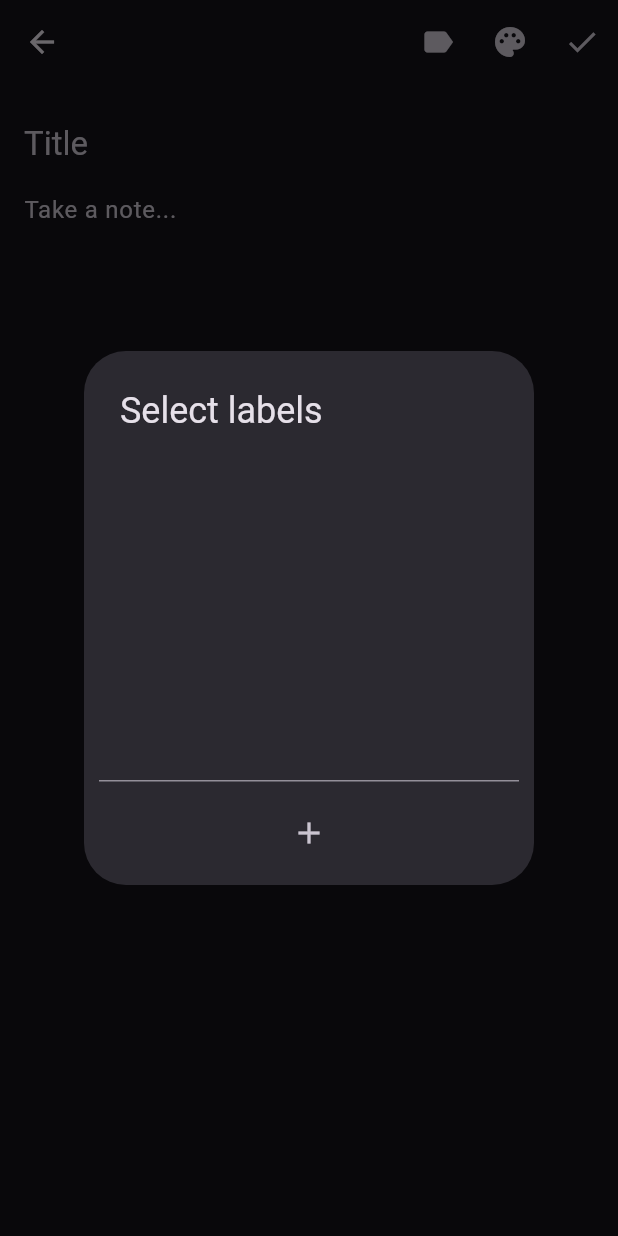
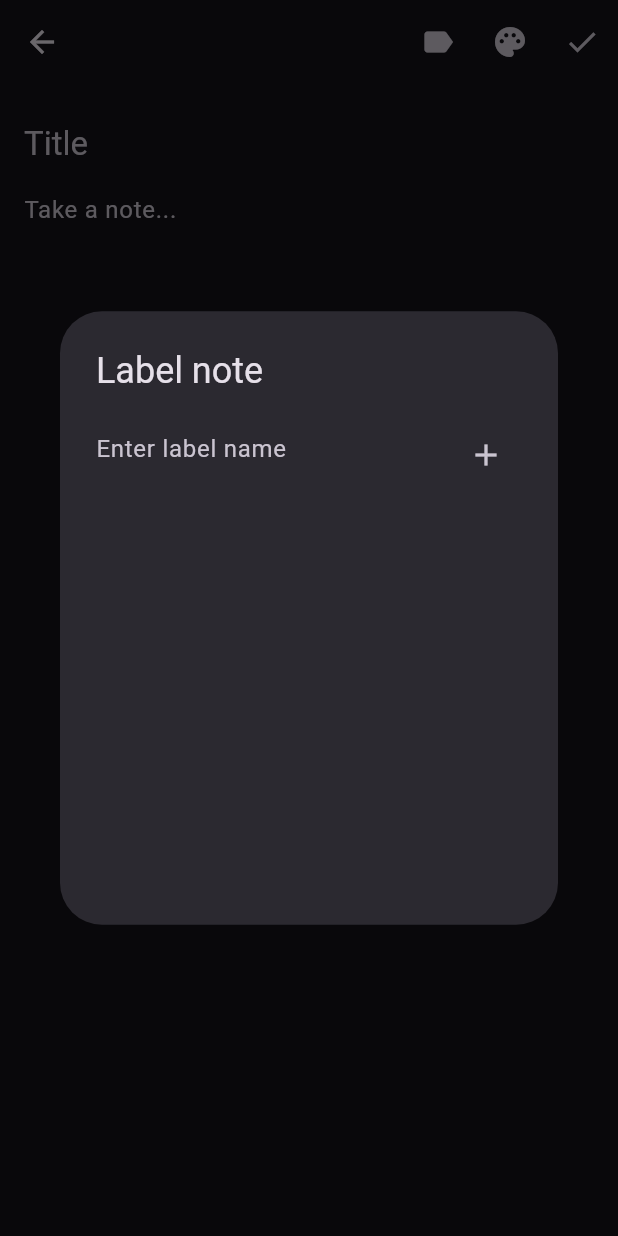
Before and after one commit to pradoRebeca/todo_app, a Flutter app: the EditNoteScreen screen opened directly, after a tap on the "label" icon, on a phone screen of 412 x 824 dp. Run offline on Flutter 3.47's test engine with Material 3 defaults, Android fonts, the phone set to English and light mode, and no system bars.

Commit message:
feat: label_card and add_label_card modify for two different screens

```diff
--- a/lib/components/add_label_card.dart
+++ b/lib/components/add_label_card.dart
@@ -4,8 +4,9 @@ import 'package:tasks_list/model/label_model.dart';
 import 'package:tasks_list/repository/label_repository.dart';
 
 class AddLabelCard extends StatefulWidget {
-  final bool? layoutInCheckbox;
-  const AddLabelCard({super.key, this.layoutInCheckbox});
+  const AddLabelCard({
+    super.key,
+  });
 
   @override
   State<AddLabelCard> createState() => _AddLabelCardState();
@@ -18,43 +19,20 @@ class _AddLabelCardState extends State<AddLabelCard> {
 
   @override
   Widget build(BuildContext context) {
-    return Container(
-      // color: Colors.blue,
-      // constraints: const BoxConstraints(
-      //   minHeight: 100,
-      // ),
-      child: Column(
-        mainAxisAlignment: MainAxisAlignment.center,
-        children: [
-          Form(
-            child: TextFormField(
-                controller: label,
-                decoration: InputDecoration(
-                    hintText: 'Maths - Sr. Brown',
-                    border: OutlineInputBorder(
-                        borderRadius: BorderRadius.circular(15)),
-                    // border: In,
-                    prefixIcon:
-                        IconButton(onPressed: () {}, icon: Icon(Icons.close)),
-                    suffixIcon: IconButton(
-                        onPressed: () => onSave(), icon: Icon(Icons.done)))),
-          ),
-          if (widget.layoutInCheckbox != null)
-            Row(
-              mainAxisAlignment: MainAxisAlignment.end,
-              children: [
-                TextButton(
-                    onPressed: () => Navigator.pop(context),
-                    child: Text(
-                      "Cancel",
-                      style: TextStyle(
-                          color: Theme.of(context).colorScheme.secondary),
-                    )),
-                TextButton(onPressed: () => onSave(), child: const Text("Save"))
-              ],
-            )
-        ],
-      ),
+    return Form(
+      child: TextFormField(
+          controller: label,
+          onChanged: (value) => setState(() {}),
+          decoration: InputDecoration(
+              hintText: 'Enter label name',
+              border: InputBorder.none,
+              suffixIcon: IconButton(
+                onPressed: label.text.isNotEmpty ? () => onSave() : null,
+                icon: const Icon(
+                  Icons.add,
+                ),
+                color: Theme.of(context).colorScheme.primary,
+              ))),
     );
   }
 
@@ -63,11 +41,9 @@ class _AddLabelCardState extends State<AddLabelCard> {
       listLabels = Provider.of<LabelRepository>(context, listen: false);
       listLabels.add(LabelModel(title: label.text));
 
-      Navigator.pop(context);
+      setState(() => label.clear());
 
       return;
     }
-
-    Navigator.pop(context);
   }
 }
--- a/lib/components/checkbox_label_card.dart
+++ b/lib/components/checkbox_label_card.dart
@@ -1,6 +1,5 @@
 import 'package:flutter/material.dart';
 import 'package:provider/provider.dart';
-import 'package:tasks_list/components/add_label_card.dart';
 import 'package:tasks_list/model/label_model.dart';
 import 'package:tasks_list/repository/label_repository.dart';
 import 'package:tasks_list/repository/labels_note_repository.dart';
@@ -13,16 +12,11 @@ class CheckboxLabelCard extends StatefulWidget {
 }
 
 class _CheckboxLabelCardState extends State<CheckboxLabelCard> {
-  bool createLabel = false;
-
   @override
   Widget build(BuildContext context) {
     return SizedBox(
-      height: 300,
+      height: 250,
       width: 300,
-      child: Column(
-        children: [
-          Expanded(
       child: Consumer2<LabelRepository, LabelsNoteRepository>(
         builder: (context, labels, labelNote, child) => ListView.builder(
           itemBuilder: (
@@ -31,10 +25,10 @@ class _CheckboxLabelCardState extends State<CheckboxLabelCard> {
           ) {
             LabelModel label = labels.list[index];
             return CheckboxListTile(
+              contentPadding: EdgeInsets.zero,
               shape: const RoundedRectangleBorder(
                 borderRadius: BorderRadius.all(Radius.circular(12)),
               ),
-                    selectedTileColor: Colors.red[100],
               title: Text(label.title),
               value: labelNote.list.contains(label),
               onChanged: (value) => addOrRemoveLabel(label),
@@ -42,36 +36,6 @@ class _CheckboxLabelCardState extends State<CheckboxLabelCard> {
           },
           itemCount: labels.list.length,
         ),
-            ),
-          ),
-          Padding(
-            padding: const EdgeInsets.symmetric(horizontal: 10),
-            child: Container(
-              // padding: ,
-              alignment: Alignment.center,
-              constraints: const BoxConstraints(minHeight: 70),
-              decoration: BoxDecoration(
-                  // color: Colors.red,
-                  border: !createLabel
-                      ? Border(
-                          top: BorderSide(
-                              color: Theme.of(context).colorScheme.outline))
-                      : null),
-              child: Column(
-                children: [
-                  if (createLabel) const AddLabelCard(),
-                  if (!createLabel)
-                    IconButton(
-                      icon: const Icon(Icons.add),
-                      onPressed: () => setState(() {
-                        createLabel = !createLabel;
-                      }),
-                    )
-                ],
-              ),
-            ),
-          )
-        ],
       ),
     );
   }
--- a/lib/components/label_card.dart
+++ b/lib/components/label_card.dart
@@ -31,7 +31,7 @@ class _LabelCardState extends State<LabelCard> {
     noteRepository = Provider.of<NoteRepository>(context, listen: false);
 
     return Container(
-        constraints: const BoxConstraints(minHeight: 75),
+        constraints: const BoxConstraints(minHeight: 60),
         decoration: BoxDecoration(
             border: editing
                 ? Border.all(color: Theme.of(context).colorScheme.outline)
@@ -110,8 +110,6 @@ class _LabelCardState extends State<LabelCard> {
   }
 
   void remove() {
-    editingSetState();
-
     listLabels.remove(widget.label);
     noteRepository.removeLabelNote(widget.label);
 
--- a/lib/screens/edit_note_screen.dart
+++ b/lib/screens/edit_note_screen.dart
@@ -1,7 +1,9 @@
 import 'package:flutter/material.dart';
 import 'package:flutter/scheduler.dart';
 import 'package:flutter/services.dart';
+import 'package:flutter/widgets.dart';
 import 'package:provider/provider.dart';
+import 'package:tasks_list/components/add_label_card.dart';
 import 'package:tasks_list/components/color_picker_card.dart';
 import 'package:tasks_list/components/checkbox_label_card.dart';
 import 'package:tasks_list/components/label_chip.dart';
@@ -182,7 +184,6 @@ class _EditNoteScreen extends State<EditNoteScreen> {
             setState(() {
               if (color != null) {
                 backgroundColor = color;
-                print("backgorund $color");
               }
             });
             // Handle main color changes
@@ -195,11 +196,18 @@ class _EditNoteScreen extends State<EditNoteScreen> {
   void showListLabelCard(BuildContext context) {
     showDialog(
       context: context,
-      builder: (context) => const AlertDialog(
-        contentPadding: EdgeInsets.zero,
+      builder: (context) => AlertDialog(
         scrollable: true,
-        title: Text("Select labels"),
-        content: CheckboxLabelCard(),
+        title: const Text("Label note"),
+        content: Column(
+          children: [
+            Container(
+              padding: const EdgeInsets.only(bottom: 15),
+              child: const AddLabelCard(),
+            ),
+            const CheckboxLabelCard(),
+          ],
+        ),
       ),
     );
   }
```
Also changed, not shown: lib/screens/label_screen.dart (+17 -19 lines). Lines whose indentation alone changed are shown as unchanged.
